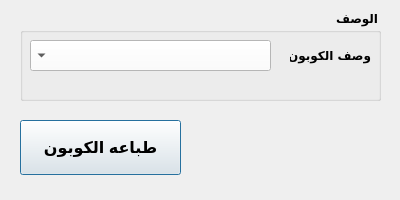
Old version of the form presentation/coupon_ui/printCoupon.ui in the repository shymaa123456/HyperPOS2020.
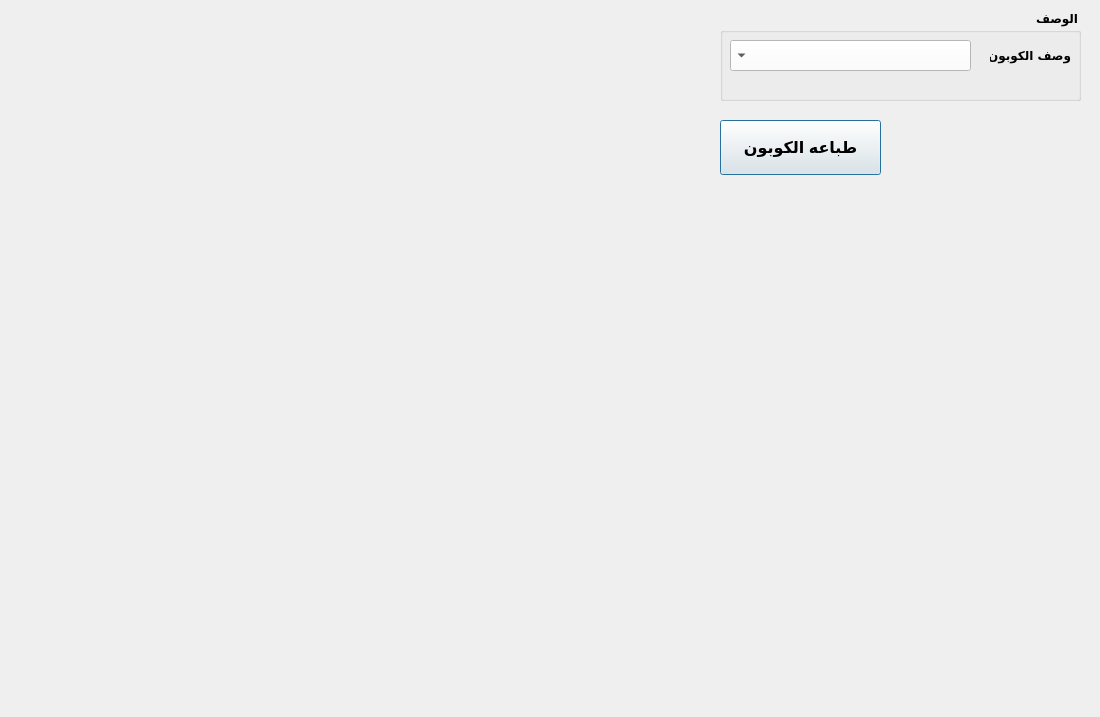
New version of the form.

Patch:
```diff
--- a/presentation/coupon_ui/printCoupon.ui
+++ b/presentation/coupon_ui/printCoupon.ui
@@ -6,20 +6,20 @@
    <rect>
     <x>0</x>
     <y>0</y>
-    <width>400</width>
-    <height>200</height>
+    <width>1100</width>
+    <height>717</height>
    </rect>
   </property>
   <property name="minimumSize">
    <size>
-    <width>400</width>
-    <height>200</height>
+    <width>1100</width>
+    <height>717</height>
    </size>
   </property>
   <property name="maximumSize">
    <size>
-    <width>400</width>
-    <height>200</height>
+    <width>1100</width>
+    <height>717</height>
    </size>
   </property>
   <property name="windowTitle">
@@ -34,7 +34,7 @@
   <widget class="QPushButton" name="BTN_PrintCoupon">
    <property name="geometry">
     <rect>
-     <x>20</x>
+     <x>720</x>
      <y>120</y>
      <width>161</width>
      <height>55</height>
@@ -57,7 +57,7 @@
   <widget class="QGroupBox" name="groupBox">
    <property name="geometry">
     <rect>
-     <x>20</x>
+     <x>720</x>
      <y>10</y>
      <width>361</width>
      <height>91</height>
```
